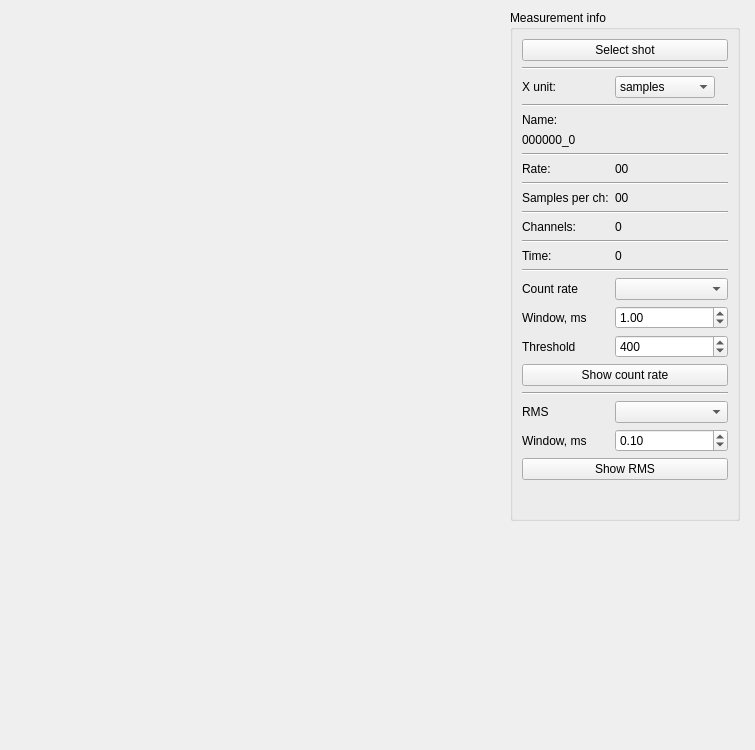
Old version of the form ui/PLOTTER/PlotterUIDesign.ui in the repository AVSidorov/FT2SXR.
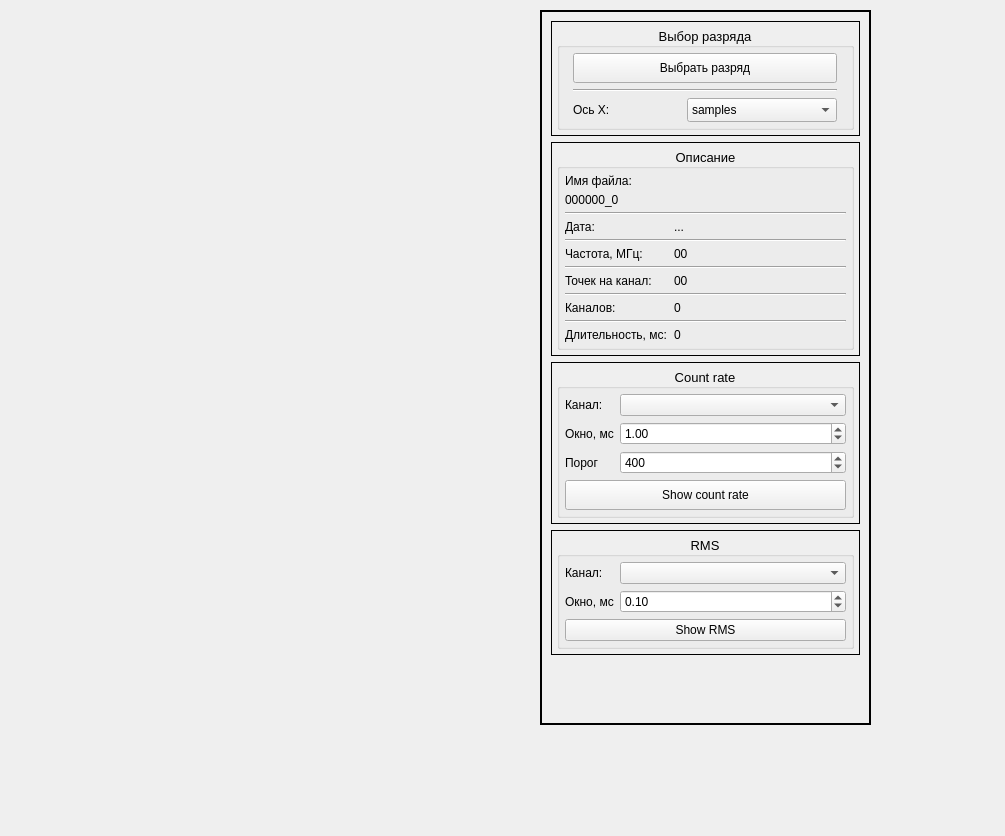
New version of the form. Icons and pictures are not drawn.

Commit message: included hdfwied program (by HDF5 group) to open files; ui refreshed; icons added from icons8.com; notifications about processes; saving/removing files methods; working folder panel; and something else...

```diff
--- a/ui/PLOTTER/PlotterUIDesign.ui
+++ b/ui/PLOTTER/PlotterUIDesign.ui
@@ -6,8 +6,8 @@
    <rect>
     <x>0</x>
     <y>0</y>
-    <width>755</width>
-    <height>750</height>
+    <width>1005</width>
+    <height>836</height>
    </rect>
   </property>
   <property name="sizePolicy">
@@ -25,31 +25,81 @@
   <property name="windowTitle">
    <string>Plotter</string>
   </property>
-  <widget class="QGroupBox" name="shot_groupBox">
+  <widget class="QFrame" name="shot_groupBox">
    <property name="geometry">
     <rect>
-     <x>510</x>
+     <x>540</x>
      <y>10</y>
-     <width>230</width>
-     <height>511</height>
+     <width>331</width>
+     <height>715</height>
     </rect>
    </property>
-   <property name="minimumSize">
-    <size>
-     <width>230</width>
-     <height>200</height>
-    </size>
+   <property name="sizePolicy">
+    <sizepolicy hsizetype="Fixed" vsizetype="Preferred">
+     <horstretch>0</horstretch>
+     <verstretch>0</verstretch>
+    </sizepolicy>
    </property>
-   <property name="maximumSize">
-    <size>
-     <width>210</width>
-     <height>16777215</height>
-    </size>
+   <property name="frameShape">
+    <enum>QFrame::Box</enum>
+   </property>
+   <property name="frameShadow">
+    <enum>QFrame::Plain</enum>
+   </property>
+   <property name="lineWidth">
+    <number>2</number>
+   </property>
+   <layout class="QVBoxLayout" name="verticalLayout">
+    <item>
+     <widget class="QFrame" name="frame_5">
+      <property name="frameShape">
+       <enum>QFrame::Box</enum>
+      </property>
+      <property name="frameShadow">
+       <enum>QFrame::Plain</enum>
+      </property>
+      <layout class="QVBoxLayout" name="verticalLayout_2">
+       <property name="leftMargin">
+        <number>5</number>
+       </property>
+       <property name="topMargin">
+        <number>5</number>
+       </property>
+       <property name="rightMargin">
+        <number>5</number>
+       </property>
+       <property name="bottomMargin">
+        <number>5</number>
+       </property>
+       <item>
+        <widget class="QGroupBox" name="groupBox">
+         <property name="font">
+          <font>
+           <pointsize>10</pointsize>
+          </font>
    </property>
    <property name="title">
-    <string>Measurement info</string>
-   </property>
-   <layout class="QFormLayout" name="formLayout">
+          <string>Выбор разряда</string>
+         </property>
+         <property name="alignment">
+          <set>Qt::AlignCenter</set>
+         </property>
+         <property name="flat">
+          <bool>true</bool>
+         </property>
+         <layout class="QGridLayout" name="gridLayout">
+          <property name="leftMargin">
+           <number>5</number>
+          </property>
+          <property name="topMargin">
+           <number>5</number>
+          </property>
+          <property name="rightMargin">
+           <number>5</number>
+          </property>
+          <property name="bottomMargin">
+           <number>5</number>
+          </property>
     <item row="0" column="0" colspan="2">
      <widget class="QPushButton" name="select_shot_pushButton">
       <property name="sizePolicy">
@@ -60,55 +110,56 @@
       </property>
       <property name="minimumSize">
        <size>
-        <width>80</width>
-        <height>22</height>
-       </size>
-      </property>
+              <width>200</width>
+              <height>30</height>
+             </size>
+            </property>
+            <property name="font">
+             <font>
+              <pointsize>9</pointsize>
+             </font>
+            </property>
       <property name="text">
-       <string>Select shot</string>
-      </property>
-     </widget>
-    </item>
-    <item row="1" column="0" colspan="2">
-     <widget class="Line" name="line">
-      <property name="sizePolicy">
-       <sizepolicy hsizetype="Preferred" vsizetype="Preferred">
-        <horstretch>0</horstretch>
-        <verstretch>0</verstretch>
-       </sizepolicy>
-      </property>
-      <property name="minimumSize">
+             <string>Выбрать разряд</string>
+            </property>
+            <property name="icon">
+             <iconset>
+              <normalon>../../style/icons/icons8-opened-folder-48.png</normalon>
+             </iconset>
+            </property>
+            <property name="iconSize">
        <size>
-        <width>0</width>
-        <height>0</height>
-       </size>
-      </property>
-      <property name="orientation">
-       <enum>Qt::Horizontal</enum>
-      </property>
-     </widget>
-    </item>
-    <item row="2" column="0">
-     <widget class="QLabel" name="x_ax_label">
-      <property name="maximumSize">
-       <size>
-        <width>100</width>
-        <height>16777215</height>
-       </size>
-      </property>
-      <property name="text">
-       <string>X unit:</string>
+              <width>25</width>
+              <height>25</height>
+             </size>
       </property>
      </widget>
     </item>
     <item row="2" column="1">
      <widget class="QComboBox" name="x_ax_comboBox">
+            <property name="sizePolicy">
+             <sizepolicy hsizetype="Preferred" vsizetype="Fixed">
+              <horstretch>0</horstretch>
+              <verstretch>0</verstretch>
+             </sizepolicy>
+            </property>
+            <property name="minimumSize">
+             <size>
+              <width>0</width>
+              <height>24</height>
+             </size>
+            </property>
       <property name="maximumSize">
        <size>
-        <width>100</width>
+              <width>150</width>
         <height>16777215</height>
        </size>
       </property>
+            <property name="font">
+             <font>
+              <pointsize>9</pointsize>
+             </font>
+            </property>
       <item>
        <property name="text">
         <string>samples</string>
@@ -121,228 +172,389 @@
       </item>
      </widget>
     </item>
-    <item row="3" column="0" colspan="2">
-     <widget class="Line" name="line_2">
-      <property name="minimumSize">
+          <item row="2" column="0">
+           <widget class="QLabel" name="x_ax_label">
+            <property name="sizePolicy">
+             <sizepolicy hsizetype="Fixed" vsizetype="Preferred">
+              <horstretch>0</horstretch>
+              <verstretch>0</verstretch>
+             </sizepolicy>
+            </property>
+            <property name="maximumSize">
        <size>
-        <width>0</width>
-        <height>0</height>
-       </size>
-      </property>
+              <width>100</width>
+              <height>16777215</height>
+             </size>
+            </property>
+            <property name="font">
+             <font>
+              <pointsize>9</pointsize>
+             </font>
+            </property>
+            <property name="text">
+             <string>Ось X:</string>
+            </property>
+           </widget>
+          </item>
+          <item row="1" column="0" colspan="2">
+           <widget class="Line" name="line_5">
       <property name="orientation">
        <enum>Qt::Horizontal</enum>
       </property>
      </widget>
     </item>
-    <item row="4" column="0">
+         </layout>
+        </widget>
+       </item>
+      </layout>
+     </widget>
+    </item>
+    <item>
+     <widget class="QFrame" name="frame_4">
+      <property name="frameShape">
+       <enum>QFrame::Box</enum>
+      </property>
+      <property name="frameShadow">
+       <enum>QFrame::Plain</enum>
+      </property>
+      <layout class="QVBoxLayout" name="verticalLayout_3">
+       <property name="leftMargin">
+        <number>5</number>
+       </property>
+       <property name="topMargin">
+        <number>5</number>
+       </property>
+       <property name="rightMargin">
+        <number>5</number>
+       </property>
+       <property name="bottomMargin">
+        <number>5</number>
+       </property>
+       <item>
+        <widget class="QGroupBox" name="groupBox_2">
+         <property name="font">
+          <font>
+           <pointsize>10</pointsize>
+          </font>
+         </property>
+         <property name="title">
+          <string>Описание</string>
+         </property>
+         <property name="alignment">
+          <set>Qt::AlignCenter</set>
+         </property>
+         <property name="flat">
+          <bool>true</bool>
+         </property>
+         <layout class="QGridLayout" name="gridLayout_2">
+          <property name="leftMargin">
+           <number>5</number>
+          </property>
+          <property name="topMargin">
+           <number>5</number>
+          </property>
+          <property name="rightMargin">
+           <number>5</number>
+          </property>
+          <property name="bottomMargin">
+           <number>5</number>
+          </property>
+          <property name="horizontalSpacing">
+           <number>7</number>
+          </property>
+          <property name="verticalSpacing">
+           <number>5</number>
+          </property>
+          <item row="0" column="0">
      <widget class="QLabel" name="name_label">
-      <property name="text">
-       <string>Name:</string>
-      </property>
-     </widget>
-    </item>
-    <item row="5" column="0" colspan="2">
-     <widget class="QLabel" name="name_val_label">
+            <property name="font">
+             <font>
+              <pointsize>9</pointsize>
+             </font>
+            </property>
       <property name="text">
-       <string>000000_0</string>
+             <string>Имя файла:</string>
       </property>
      </widget>
     </item>
-    <item row="6" column="0" colspan="2">
-     <widget class="Line" name="line_3">
-      <property name="minimumSize">
-       <size>
-        <width>0</width>
-        <height>0</height>
-       </size>
-      </property>
-      <property name="orientation">
-       <enum>Qt::Horizontal</enum>
-      </property>
-     </widget>
-    </item>
-    <item row="7" column="0">
-     <widget class="QLabel" name="rate_label">
-      <property name="text">
-       <string>Rate:</string>
-      </property>
-     </widget>
-    </item>
-    <item row="7" column="1">
-     <widget class="QLabel" name="rate_val_label">
-      <property name="text">
-       <string>00</string>
-      </property>
-     </widget>
-    </item>
-    <item row="8" column="0" colspan="2">
-     <widget class="Line" name="line_4">
-      <property name="minimumSize">
-       <size>
-        <width>0</width>
-        <height>0</height>
-       </size>
-      </property>
-      <property name="orientation">
-       <enum>Qt::Horizontal</enum>
-      </property>
-     </widget>
-    </item>
-    <item row="9" column="0">
-     <widget class="QLabel" name="samples_label">
-      <property name="text">
-       <string>Samples per ch:</string>
-      </property>
-     </widget>
-    </item>
-    <item row="9" column="1">
+          <item row="8" column="1">
      <widget class="QLabel" name="samples_val_label">
+            <property name="font">
+             <font>
+              <pointsize>9</pointsize>
+             </font>
+            </property>
       <property name="text">
        <string>00</string>
       </property>
      </widget>
     </item>
-    <item row="10" column="0" colspan="2">
-     <widget class="Line" name="line_5">
-      <property name="minimumSize">
-       <size>
-        <width>0</width>
-        <height>0</height>
-       </size>
-      </property>
-      <property name="orientation">
-       <enum>Qt::Horizontal</enum>
-      </property>
-     </widget>
-    </item>
-    <item row="11" column="0">
+          <item row="10" column="0">
      <widget class="QLabel" name="channels_label">
+            <property name="font">
+             <font>
+              <pointsize>9</pointsize>
+             </font>
+            </property>
       <property name="text">
-       <string>Channels:</string>
+             <string>Каналов:</string>
       </property>
      </widget>
     </item>
-    <item row="11" column="1">
+          <item row="8" column="0">
+           <widget class="QLabel" name="samples_label">
+            <property name="font">
+             <font>
+              <pointsize>9</pointsize>
+             </font>
+            </property>
+            <property name="text">
+             <string>Точек на канал:</string>
+            </property>
+           </widget>
+          </item>
+          <item row="6" column="1">
+           <widget class="QLabel" name="rate_val_label">
+            <property name="font">
+             <font>
+              <pointsize>9</pointsize>
+             </font>
+            </property>
+            <property name="text">
+             <string>00</string>
+            </property>
+           </widget>
+          </item>
+          <item row="12" column="1">
+           <widget class="QLabel" name="time_val_label">
+            <property name="font">
+             <font>
+              <pointsize>9</pointsize>
+             </font>
+            </property>
+            <property name="text">
+             <string>0</string>
+            </property>
+           </widget>
+          </item>
+          <item row="10" column="1">
      <widget class="QLabel" name="channels_val_label">
+            <property name="font">
+             <font>
+              <pointsize>9</pointsize>
+             </font>
+            </property>
       <property name="text">
        <string>0</string>
       </property>
      </widget>
     </item>
-    <item row="12" column="0" colspan="2">
-     <widget class="Line" name="line_6">
-      <property name="minimumSize">
-       <size>
-        <width>0</width>
-        <height>0</height>
-       </size>
-      </property>
+          <item row="7" column="0" colspan="2">
+           <widget class="Line" name="line_2">
+            <property name="orientation">
+             <enum>Qt::Horizontal</enum>
+            </property>
+           </widget>
+          </item>
+          <item row="9" column="0" colspan="2">
+           <widget class="Line" name="line_3">
       <property name="orientation">
        <enum>Qt::Horizontal</enum>
       </property>
      </widget>
     </item>
-    <item row="13" column="0">
+          <item row="12" column="0">
      <widget class="QLabel" name="time_label">
+            <property name="font">
+             <font>
+              <pointsize>9</pointsize>
+             </font>
+            </property>
       <property name="text">
-       <string>Time:</string>
+             <string>Длительность, мс:</string>
       </property>
      </widget>
     </item>
-    <item row="13" column="1">
-     <widget class="QLabel" name="time_val_label">
+          <item row="2" column="0" colspan="2">
+           <widget class="Line" name="line">
+            <property name="frameShadow">
+             <enum>QFrame::Sunken</enum>
+            </property>
+            <property name="orientation">
+             <enum>Qt::Horizontal</enum>
+            </property>
+           </widget>
+          </item>
+          <item row="11" column="0" colspan="2">
+           <widget class="Line" name="line_4">
+            <property name="orientation">
+             <enum>Qt::Horizontal</enum>
+            </property>
+           </widget>
+          </item>
+          <item row="1" column="0" colspan="2">
+           <widget class="QLabel" name="name_val_label">
+            <property name="font">
+             <font>
+              <pointsize>9</pointsize>
+             </font>
+            </property>
       <property name="text">
-       <string>0</string>
+             <string>000000_0</string>
       </property>
      </widget>
     </item>
-    <item row="15" column="0">
-     <widget class="QLabel" name="count_rate_label">
+          <item row="4" column="0">
+           <widget class="QLabel" name="label_2">
+            <property name="font">
+             <font>
+              <pointsize>9</pointsize>
+             </font>
+            </property>
       <property name="text">
+             <string>Дата:</string>
+            </property>
+           </widget>
+          </item>
+          <item row="4" column="1">
+           <widget class="QLabel" name="date_label">
+            <property name="font">
+             <font>
+              <pointsize>9</pointsize>
+             </font>
+            </property>
+            <property name="text">
+             <string>...</string>
+            </property>
+           </widget>
+          </item>
+          <item row="6" column="0">
+           <widget class="QLabel" name="rate_label">
+            <property name="sizePolicy">
+             <sizepolicy hsizetype="Fixed" vsizetype="Preferred">
+              <horstretch>0</horstretch>
+              <verstretch>0</verstretch>
+             </sizepolicy>
+            </property>
+            <property name="font">
+             <font>
+              <pointsize>9</pointsize>
+             </font>
+            </property>
+            <property name="text">
+             <string>Частота, МГц:</string>
+            </property>
+           </widget>
+          </item>
+          <item row="5" column="0" colspan="2">
+           <widget class="Line" name="line_6">
+            <property name="orientation">
+             <enum>Qt::Horizontal</enum>
+            </property>
+           </widget>
+          </item>
+         </layout>
+        </widget>
+       </item>
+      </layout>
+     </widget>
+    </item>
+    <item>
+     <widget class="QFrame" name="frame_3">
+      <property name="frameShape">
+       <enum>QFrame::Box</enum>
+      </property>
+      <property name="frameShadow">
+       <enum>QFrame::Plain</enum>
+      </property>
+      <layout class="QVBoxLayout" name="verticalLayout_4">
+       <property name="leftMargin">
+        <number>5</number>
+       </property>
+       <property name="topMargin">
+        <number>5</number>
+       </property>
+       <property name="rightMargin">
+        <number>5</number>
+       </property>
+       <property name="bottomMargin">
+        <number>5</number>
+       </property>
+       <item>
+        <widget class="QGroupBox" name="groupBox_3">
+         <property name="font">
+          <font>
+           <pointsize>10</pointsize>
+          </font>
+         </property>
+         <property name="title">
        <string>Count rate</string>
       </property>
-     </widget>
-    </item>
-    <item row="15" column="1">
-     <widget class="QComboBox" name="count_rate_comboBox"/>
-    </item>
-    <item row="18" column="0" colspan="2">
-     <widget class="QPushButton" name="count_rate_pushButton">
-      <property name="text">
-       <string>Show count rate</string>
-      </property>
-     </widget>
-    </item>
-    <item row="14" column="0" colspan="2">
-     <widget class="Line" name="line_7">
-      <property name="enabled">
+         <property name="alignment">
+          <set>Qt::AlignCenter</set>
+         </property>
+         <property name="flat">
        <bool>true</bool>
       </property>
+         <layout class="QGridLayout" name="gridLayout_3">
+          <property name="leftMargin">
+           <number>5</number>
+          </property>
+          <property name="topMargin">
+           <number>5</number>
+          </property>
+          <property name="rightMargin">
+           <number>5</number>
+          </property>
+          <property name="bottomMargin">
+           <number>5</number>
+          </property>
+          <item row="0" column="0">
+           <widget class="QLabel" name="count_rate_label">
       <property name="sizePolicy">
-       <sizepolicy hsizetype="Minimum" vsizetype="Fixed">
+             <sizepolicy hsizetype="Fixed" vsizetype="Preferred">
         <horstretch>0</horstretch>
         <verstretch>0</verstretch>
        </sizepolicy>
       </property>
-      <property name="minimumSize">
-       <size>
-        <width>0</width>
-        <height>0</height>
-       </size>
-      </property>
-      <property name="orientation">
-       <enum>Qt::Horizontal</enum>
-      </property>
-     </widget>
-    </item>
-    <item row="20" column="0">
-     <widget class="QLabel" name="rms_label">
+            <property name="font">
+             <font>
+              <pointsize>9</pointsize>
+             </font>
+            </property>
       <property name="text">
-       <string>RMS</string>
+             <string>Канал:</string>
       </property>
      </widget>
     </item>
-    <item row="20" column="1">
-     <widget class="QComboBox" name="rms_comboBox"/>
-    </item>
-    <item row="22" column="0" colspan="2">
-     <widget class="QPushButton" name="rms_pushButton">
-      <property name="text">
-       <string>Show RMS</string>
+          <item row="0" column="1">
+           <widget class="QComboBox" name="count_rate_comboBox">
+            <property name="font">
+             <font>
+              <pointsize>9</pointsize>
+             </font>
       </property>
      </widget>
     </item>
-    <item row="19" column="0" colspan="2">
-     <widget class="Line" name="line_8">
-      <property name="sizePolicy">
-       <sizepolicy hsizetype="Preferred" vsizetype="Fixed">
-        <horstretch>100</horstretch>
-        <verstretch>0</verstretch>
-       </sizepolicy>
-      </property>
-      <property name="minimumSize">
-       <size>
-        <width>100</width>
-        <height>0</height>
-       </size>
-      </property>
-      <property name="lineWidth">
-       <number>1</number>
-      </property>
-      <property name="orientation">
-       <enum>Qt::Horizontal</enum>
-      </property>
-     </widget>
-    </item>
-    <item row="16" column="0">
+          <item row="1" column="0">
      <widget class="QLabel" name="count_rate_window_label">
+            <property name="font">
+             <font>
+              <pointsize>9</pointsize>
+             </font>
+            </property>
       <property name="text">
-       <string>Window, ms</string>
+             <string>Окно, мс</string>
       </property>
      </widget>
     </item>
-    <item row="16" column="1">
+          <item row="1" column="1">
      <widget class="QDoubleSpinBox" name="count_rate_window_doubleSpinBox">
+            <property name="font">
+             <font>
+              <pointsize>9</pointsize>
+             </font>
+            </property>
       <property name="minimum">
        <double>0.010000000000000</double>
       </property>
@@ -354,35 +566,25 @@
       </property>
      </widget>
     </item>
-    <item row="21" column="0">
-     <widget class="QLabel" name="rms_window_label">
-      <property name="text">
-       <string>Window, ms</string>
-      </property>
-     </widget>
-    </item>
-    <item row="21" column="1">
-     <widget class="QDoubleSpinBox" name="rms_window_doubleSpinBox">
-      <property name="minimum">
-       <double>0.010000000000000</double>
-      </property>
-      <property name="singleStep">
-       <double>0.100000000000000</double>
-      </property>
-      <property name="value">
-       <double>0.100000000000000</double>
-      </property>
-     </widget>
-    </item>
-    <item row="17" column="0">
+          <item row="2" column="0">
      <widget class="QLabel" name="label">
+            <property name="font">
+             <font>
+              <pointsize>9</pointsize>
+             </font>
+            </property>
       <property name="text">
-       <string>Threshold</string>
+             <string>Порог</string>
       </property>
      </widget>
     </item>
-    <item row="17" column="1">
+          <item row="2" column="1">
      <widget class="QSpinBox" name="threshold_spinBox">
+            <property name="font">
+             <font>
+              <pointsize>9</pointsize>
+             </font>
+            </property>
       <property name="accelerated">
        <bool>true</bool>
       </property>
@@ -396,6 +598,196 @@
        <number>10</number>
       </property>
      </widget>
+          </item>
+          <item row="3" column="0" colspan="2">
+           <widget class="QPushButton" name="count_rate_pushButton">
+            <property name="minimumSize">
+             <size>
+              <width>0</width>
+              <height>30</height>
+             </size>
+            </property>
+            <property name="font">
+             <font>
+              <pointsize>9</pointsize>
+             </font>
+            </property>
+            <property name="text">
+             <string>Show count rate</string>
+            </property>
+            <property name="icon">
+             <iconset>
+              <normalon>../../style/icons/icons8-graph-48.png</normalon>
+             </iconset>
+            </property>
+            <property name="iconSize">
+             <size>
+              <width>25</width>
+              <height>25</height>
+             </size>
+            </property>
+           </widget>
+          </item>
+         </layout>
+        </widget>
+       </item>
+      </layout>
+     </widget>
+    </item>
+    <item>
+     <widget class="QFrame" name="frame_2">
+      <property name="frameShape">
+       <enum>QFrame::Box</enum>
+      </property>
+      <property name="frameShadow">
+       <enum>QFrame::Plain</enum>
+      </property>
+      <layout class="QVBoxLayout" name="verticalLayout_5">
+       <property name="leftMargin">
+        <number>5</number>
+       </property>
+       <property name="topMargin">
+        <number>5</number>
+       </property>
+       <property name="rightMargin">
+        <number>5</number>
+       </property>
+       <property name="bottomMargin">
+        <number>5</number>
+       </property>
+       <item>
+        <widget class="QGroupBox" name="groupBox_4">
+         <property name="font">
+          <font>
+           <pointsize>10</pointsize>
+          </font>
+         </property>
+         <property name="title">
+          <string>RMS</string>
+         </property>
+         <property name="alignment">
+          <set>Qt::AlignCenter</set>
+         </property>
+         <property name="flat">
+          <bool>true</bool>
+         </property>
+         <layout class="QGridLayout" name="gridLayout_4">
+          <property name="leftMargin">
+           <number>5</number>
+          </property>
+          <property name="topMargin">
+           <number>5</number>
+          </property>
+          <property name="rightMargin">
+           <number>5</number>
+          </property>
+          <property name="bottomMargin">
+           <number>5</number>
+          </property>
+          <item row="0" column="0">
+           <widget class="QLabel" name="rms_label">
+            <property name="sizePolicy">
+             <sizepolicy hsizetype="Fixed" vsizetype="Preferred">
+              <horstretch>0</horstretch>
+              <verstretch>0</verstretch>
+             </sizepolicy>
+            </property>
+            <property name="font">
+             <font>
+              <pointsize>9</pointsize>
+             </font>
+            </property>
+            <property name="text">
+             <string>Канал:</string>
+            </property>
+           </widget>
+          </item>
+          <item row="0" column="1">
+           <widget class="QComboBox" name="rms_comboBox">
+            <property name="font">
+             <font>
+              <pointsize>9</pointsize>
+             </font>
+            </property>
+           </widget>
+          </item>
+          <item row="1" column="0">
+           <widget class="QLabel" name="rms_window_label">
+            <property name="font">
+             <font>
+              <pointsize>9</pointsize>
+             </font>
+            </property>
+            <property name="text">
+             <string>Окно, мс</string>
+            </property>
+           </widget>
+          </item>
+          <item row="1" column="1">
+           <widget class="QDoubleSpinBox" name="rms_window_doubleSpinBox">
+            <property name="font">
+             <font>
+              <pointsize>9</pointsize>
+             </font>
+            </property>
+            <property name="minimum">
+             <double>0.010000000000000</double>
+            </property>
+            <property name="singleStep">
+             <double>0.100000000000000</double>
+            </property>
+            <property name="value">
+             <double>0.100000000000000</double>
+            </property>
+           </widget>
+          </item>
+          <item row="2" column="0" colspan="2">
+           <widget class="QPushButton" name="rms_pushButton">
+            <property name="minimumSize">
+             <size>
+              <width>30</width>
+              <height>0</height>
+             </size>
+            </property>
+            <property name="font">
+             <font>
+              <pointsize>9</pointsize>
+             </font>
+            </property>
+            <property name="text">
+             <string>Show RMS</string>
+            </property>
+            <property name="icon">
+             <iconset>
+              <normalon>../../style/icons/icons8-graph-48.png</normalon>
+             </iconset>
+            </property>
+            <property name="iconSize">
+             <size>
+              <width>25</width>
+              <height>25</height>
+             </size>
+            </property>
+           </widget>
+          </item>
+         </layout>
+        </widget>
+       </item>
+      </layout>
+     </widget>
+    </item>
+    <item>
+     <spacer name="verticalSpacer">
+      <property name="orientation">
+       <enum>Qt::Vertical</enum>
+      </property>
+      <property name="sizeHint" stdset="0">
+       <size>
+        <width>20</width>
+        <height>40</height>
+       </size>
+      </property>
+     </spacer>
     </item>
    </layout>
   </widget>
```
Left out of the diff: 10 changed lines with no effect on the pictures. Lines whose indentation alone changed are shown as unchanged. The commit also changes 1192 other files.
